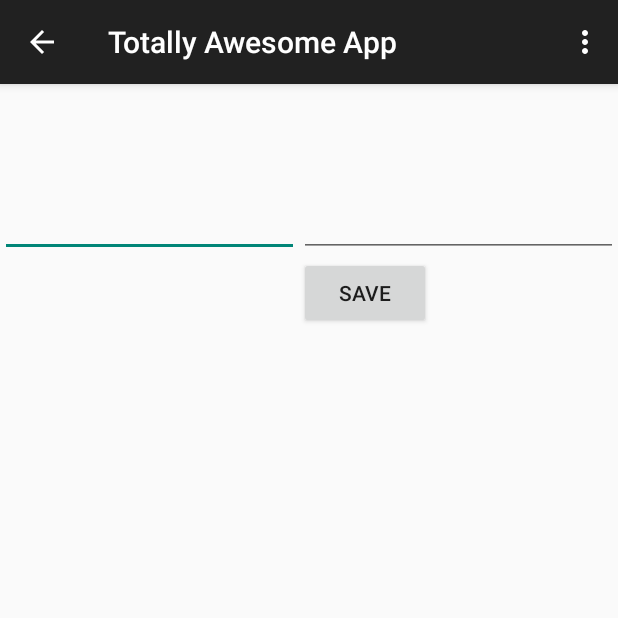
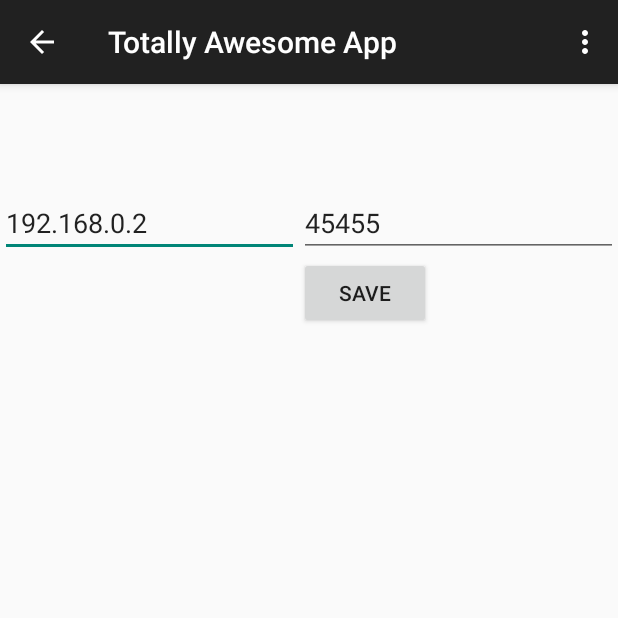
Before and after one commit to JonathanNakandala/rpi-transmitter, an Android app: the fragment settingsFragment placed in its activity, after a tap on "SAVE", on a phone screen of 412 x 824 dp, the top half of it. Run offline under Robolectric (Android 15) with nearby library versions, the phone set to English and light mode, and no system bars; network calls fail; 2 statements that could not run were skipped.

Commit message:
Now receives string and prints to logcat

```diff
--- a/app/src/main/java/com/example/jonathan/rpi/MainActivity.java
+++ b/app/src/main/java/com/example/jonathan/rpi/MainActivity.java
@@ -152,7 +152,7 @@ public class MainActivity extends AppCompatActivity
         Toast toast = Toast.makeText(context, text, duration);
         toast.show();
 
-        String IP = "192.168.0.2";
+        String IP = "192.168.0.9";
         String PORT = "45455";
         new sendNetwork().execute(IP, PORT);
         //sendNotification(view);
--- a/app/src/main/java/com/example/jonathan/rpi/sendNetwork.java
+++ b/app/src/main/java/com/example/jonathan/rpi/sendNetwork.java
@@ -7,6 +7,7 @@ import java.io.IOException;
 import java.net.DatagramPacket;
 import java.net.DatagramSocket;
 import java.net.InetAddress;
+import java.util.Date;
 
 /**
  * sendNetwork Class used to communicate with RPI.
@@ -45,8 +46,13 @@ public class sendNetwork extends AsyncTask<String, Void, String> {
 
     public void server(String Ip, String SPort) throws IOException {
         byte[] send_data = new byte[1024];
-        String str = "SENT THIS FROM MY MOBILE";
-        DatagramSocket client_socket = new DatagramSocket();
+
+        long millis = System.currentTimeMillis();
+        Date date = new Date(millis);
+        String str = "Toast"; //date.toString();
+
+        //String str = "SENT  FROM MY MOBILE";
+        DatagramSocket client_socket = new DatagramSocket(45455);
         InetAddress IPAddress = InetAddress.getByName(Ip);
         int Port = Integer.parseInt(SPort);
         send_data = str.getBytes();
@@ -55,8 +61,17 @@ public class sendNetwork extends AsyncTask<String, Void, String> {
         DatagramPacket send_packet = new DatagramPacket(send_data, str.length(), IPAddress, Port);
         client_socket.send(send_packet);
 
+
+        byte[] buf = new byte[50];
+        DatagramPacket packet = new DatagramPacket(buf, buf.length);
+        client_socket.receive(packet);
+        buf = packet.getData();
+
+        String S = new String(buf).trim();
+        Log.wtf("LOOK HERE!!!!!", "Received" + S);
+
         client_socket.close();
-
+        Log.wtf("cl", "CLosed!!!!!");
 
     }
 }
--- a/app/src/main/res/layout/fragment_settings.xml
+++ b/app/src/main/res/layout/fragment_settings.xml
@@ -5,43 +5,44 @@
     <!-- TODO: Update blank fragment layout -->
 
     <AnalogClock
+        android:id="@+id/analogClock"
         android:layout_width="wrap_content"
         android:layout_height="wrap_content"
-        android:id="@+id/analogClock"
+        android:layout_alignParentBottom="true"
         android:layout_gravity="right|bottom"
-        android:layout_alignParentBottom="true"
-        android:layout_toRightOf="@+id/portNumber"
-        android:layout_toEndOf="@+id/portNumber" />
+        android:layout_toRightOf="@+id/portNumber" />
 
     <EditText
+        android:id="@+id/ipAddress"
         android:layout_width="199dp"
         android:layout_height="wrap_content"
-        android:id="@+id/ipAddress"
-        android:layout_gravity="left|center_vertical"
-        android:layout_alignParentTop="true"
         android:layout_alignParentLeft="true"
         android:layout_alignParentStart="true"
+        android:layout_alignParentTop="true"
+        android:layout_gravity="left|center_vertical"
         android:layout_marginTop="70dp"
-        android:nextFocusDown="@+id/portNumber"/>
+        android:nextFocusDown="@+id/portNumber"
+        android:text="192.168.0.2" />
 
     <Button
+        android:id="@+id/storeRPIAddress"
         android:layout_width="wrap_content"
         android:layout_height="wrap_content"
-        android:text="Save"
-        android:id="@+id/storeRPIAddress"
         android:layout_below="@+id/ipAddress"
+        android:layout_toEndOf="@+id/ipAddress"
         android:layout_toRightOf="@+id/ipAddress"
-        android:layout_toEndOf="@+id/ipAddress"
-        android:onClick="saveIP"/>
+        android:onClick="saveIP"
+        android:text="Save" />
 
     <EditText
+        android:id="@+id/portNumber"
         android:layout_width="wrap_content"
         android:layout_height="wrap_content"
+        android:layout_above="@+id/storeRPIAddress"
+        android:layout_toEndOf="@+id/ipAddress"
+        android:layout_toRightOf="@+id/ipAddress"
+        android:ems="10"
         android:inputType="number"
-        android:ems="10"
-        android:id="@+id/portNumber"
-        android:layout_above="@+id/storeRPIAddress"
-        android:layout_toRightOf="@+id/ipAddress"
-        android:layout_toEndOf="@+id/ipAddress" />
+        android:text="45455" />
 
 </RelativeLayout>
```
